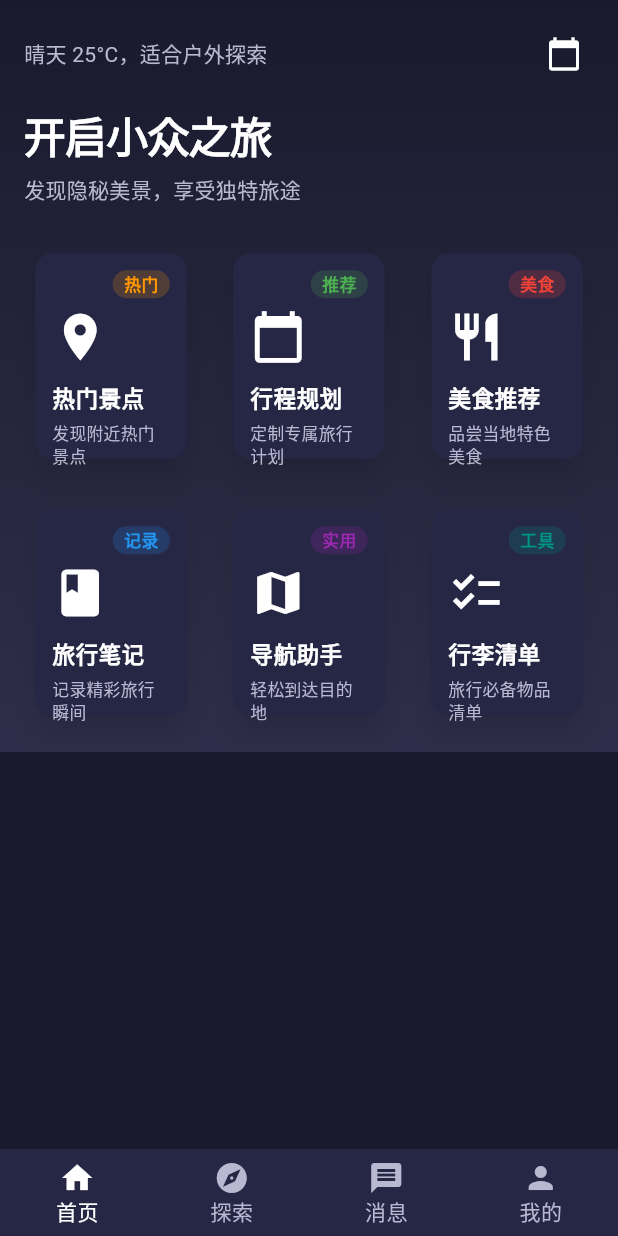
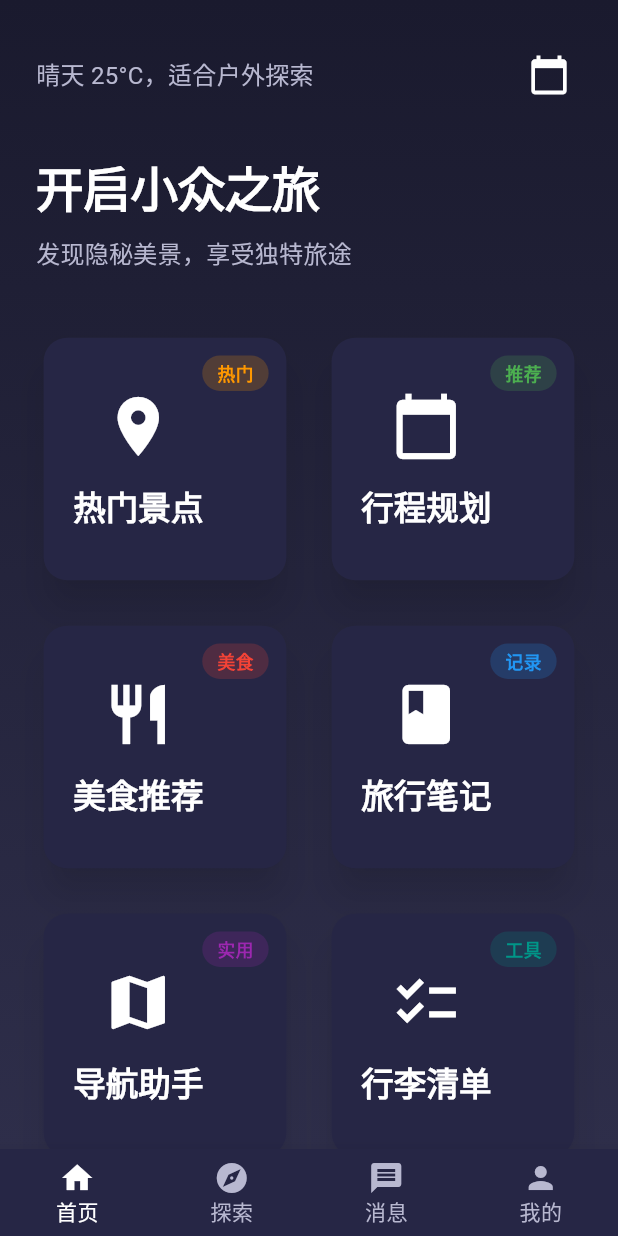
Before and after one commit to eternalcoder12/travel_joy, a Flutter app: the HomeScreen screen opened by its route, on a phone screen of 412 x 824 dp. Run offline on Flutter 3.47's test engine with Material 3 defaults, Android fonts, the phone set to English and light mode, and no system bars; our stand-ins replace shared_preferences; accounts and stored records are empty.

Commit message:
优化首页布局：改为2列设计，增加间距与卡片大小，简化内容使界面更大气

```diff
--- a/lib/screens/home/home_screen.dart
+++ b/lib/screens/home/home_screen.dart
@@ -76,52 +76,41 @@ class _HomeTabState extends State<_HomeTab> with TickerProviderStateMixin {
   List<Animation<Offset>>? _slideAnimations;
 
   // 悬浮效果动画值
-  double _hoverScale = 0.9;
+  double _hoverScale = 0.95;
 
   // 今日信息
   final String _todayInfo = "晴天 25°C，适合户外探索";
 
-  // 功能卡片数据
+  // 功能卡片数据 - 减少到6个主要功能
   final List<Map<String, dynamic>> _featureCards = [
     {
       'title': '热门景点',
       'icon': Icons.location_on,
-      'description': '发现附近热门景点',
       'tag': '热门',
       'tagColor': Colors.orange,
     },
     {
       'title': '行程规划',
       'icon': Icons.calendar_today,
-      'description': '定制专属旅行计划',
       'tag': '推荐',
       'tagColor': Colors.green,
     },
     {
       'title': '美食推荐',
       'icon': Icons.restaurant,
-      'description': '品尝当地特色美食',
       'tag': '美食',
       'tagColor': Colors.red,
     },
-    {
-      'title': '旅行笔记',
-      'icon': Icons.book,
-      'description': '记录精彩旅行瞬间',
-      'tag': '记录',
-      'tagColor': Colors.blue,
-    },
+    {'title': '旅行笔记', 'icon': Icons.book, 'tag': '记录', 'tagColor': Colors.blue},
     {
       'title': '导航助手',
       'icon': Icons.map,
-      'description': '轻松到达目的地',
       'tag': '实用',
       'tagColor': Colors.purple,
     },
     {
       'title': '行李清单',
       'icon': Icons.checklist,
-      'description': '旅行必备物品清单',
       'tag': '工具',
       'tagColor': Colors.teal,
     },
@@ -140,26 +129,26 @@ class _HomeTabState extends State<_HomeTab> with TickerProviderStateMixin {
     // 卡片滑入动画控制器
     _cardsAnimationController = AnimationController(
       vsync: this,
-      duration: const Duration(milliseconds: 600),
+      duration: const Duration(milliseconds: 800),
     );
 
     // 卡片悬浮动画控制器
     _hoverAnimationController = AnimationController(
       vsync: this,
-      duration: const Duration(milliseconds: 300),
+      duration: const Duration(milliseconds: 1500),
     );
 
     // 为每张卡片创建滑入动画，按顺序延迟显示
     _slideAnimations = List.generate(
       _featureCards.length,
       (index) =>
-          Tween<Offset>(begin: const Offset(0, 0.5), end: Offset.zero).animate(
+          Tween<Offset>(begin: const Offset(0, 0.3), end: Offset.zero).animate(
             CurvedAnimation(
               parent: _cardsAnimationController!,
               curve: Interval(
                 index * 0.1, // 每张卡片延迟0.1的时间
-                0.6 + index * 0.1,
-                curve: Curves.easeOutQuart,
+                0.7 + index * 0.05,
+                curve: Curves.easeOutQuint,
               ),
             ),
           ),
@@ -169,7 +158,7 @@ class _HomeTabState extends State<_HomeTab> with TickerProviderStateMixin {
     _hoverAnimationController!.addListener(() {
       if (mounted) {
         setState(() {
-          _hoverScale = 0.9 + (_hoverAnimationController!.value * 0.1);
+          _hoverScale = 0.95 + (_hoverAnimationController!.value * 0.05);
         });
       }
     });
@@ -177,7 +166,7 @@ class _HomeTabState extends State<_HomeTab> with TickerProviderStateMixin {
     // 启动动画
     _cardsAnimationController!.forward();
 
-    // 循环播放悬浮动画
+    // 循环播放悬浮动画 - 更平缓的动画
     _hoverAnimationController!.repeat(reverse: true);
   }
 
@@ -203,18 +192,23 @@ class _HomeTabState extends State<_HomeTab> with TickerProviderStateMixin {
       child: SafeArea(
         child: SingleChildScrollView(
           child: Padding(
-            padding: const EdgeInsets.all(16.0),
+            padding: const EdgeInsets.symmetric(
+              horizontal: 24.0,
+              vertical: 28.0,
+            ), // 增加边距，更加大气
             child: Column(
               crossAxisAlignment: CrossAxisAlignment.start,
               children: [
-                // 今日信息提醒
+                // 今日信息提醒 - 更宽松的布局
                 Row(
                   mainAxisAlignment: MainAxisAlignment.spaceBetween,
                   children: [
                     Expanded(
                       child: Text(
                         _todayInfo,
-                        style: Theme.of(context).textTheme.bodyMedium,
+                        style: Theme.of(context).textTheme.bodyMedium?.copyWith(
+                          fontSize: 16.0, // 增大字体
+                        ),
                       ),
                     ),
                     Material(
@@ -229,7 +223,7 @@ class _HomeTabState extends State<_HomeTab> with TickerProviderStateMixin {
                           child: Icon(
                             Icons.calendar_today,
                             color: AppTheme.iconColor,
-                            size: 24.0,
+                            size: 28.0, // 增大图标
                           ),
                         ),
                       ),
@@ -237,30 +231,35 @@ class _HomeTabState extends State<_HomeTab> with TickerProviderStateMixin {
                   ],
                 ),
 
-                const SizedBox(height: 16.0), // 今日信息与标题间距
-                // 标题
+                const SizedBox(height: 32.0), // 今日信息与标题间距增加
+                // 标题 - 更显眼
                 Text(
                   '开启小众之旅',
-                  style: Theme.of(context).textTheme.headlineMedium,
+                  style: Theme.of(context).textTheme.headlineMedium?.copyWith(
+                    fontSize: 32.0, // 增大标题字体
+                    fontWeight: FontWeight.bold,
+                  ),
                 ),
 
-                const SizedBox(height: 8.0), // 标题与副标题间距
+                const SizedBox(height: 12.0), // 标题与副标题间距增加
                 // 副标题
                 Text(
                   '发现隐秘美景，享受独特旅途',
-                  style: Theme.of(context).textTheme.bodyMedium,
+                  style: Theme.of(context).textTheme.bodyMedium?.copyWith(
+                    fontSize: 16.0, // 增大副标题字体
+                  ),
                 ),
 
-                const SizedBox(height: 24.0), // 副标题与卡片间距
-                // 功能卡片网格（3x2）
+                const SizedBox(height: 40.0), // 副标题与卡片间距增加
+                // 功能卡片网格（2x3）- 每行改为2个，让卡片更大
                 GridView.builder(
                   shrinkWrap: true,
                   physics: const NeverScrollableScrollPhysics(),
                   gridDelegate: const SliverGridDelegateWithFixedCrossAxisCount(
-                    crossAxisCount: 3,
-                    crossAxisSpacing: 16.0,
-                    mainAxisSpacing: 16.0,
-                    childAspectRatio: 0.75, // 使卡片垂直方向更长一些
+                    crossAxisCount: 2, // 改为2列
+                    crossAxisSpacing: 20.0, // 增加水平间距
+                    mainAxisSpacing: 20.0, // 增加垂直间距
+                    childAspectRatio: 1.0, // 正方形卡片，更大气
                   ),
                   itemCount: _featureCards.length,
                   itemBuilder: (context, index) {
@@ -268,7 +267,6 @@ class _HomeTabState extends State<_HomeTab> with TickerProviderStateMixin {
                       context: context,
                       title: _featureCards[index]['title'],
                       icon: _featureCards[index]['icon'],
-                      description: _featureCards[index]['description'],
                       tag: _featureCards[index]['tag'],
                       tagColor: _featureCards[index]['tagColor'],
                       animation: _slideAnimations?[index],
@@ -283,12 +281,11 @@ class _HomeTabState extends State<_HomeTab> with TickerProviderStateMixin {
     );
   }
 
-  // 方形功能卡片
+  // 方形功能卡片 - 简化设计，更加大气
   Widget _buildFeatureCard({
     required BuildContext context,
     required String title,
     required IconData icon,
-    required String description,
     required String tag,
     required Color tagColor,
     required Animation<Offset>? animation,
@@ -298,9 +295,9 @@ class _HomeTabState extends State<_HomeTab> with TickerProviderStateMixin {
       child: Transform.scale(
         scale: _hoverScale,
         child: Card(
-          elevation: 8.0,
+          elevation: 10.0, // 增加阴影
           shape: RoundedRectangleBorder(
-            borderRadius: BorderRadius.circular(12.0),
+            borderRadius: BorderRadius.circular(16.0), // 增大圆角
           ),
           color: AppTheme.cardColor,
           child: InkWell(
@@ -314,25 +311,50 @@ class _HomeTabState extends State<_HomeTab> with TickerProviderStateMixin {
                 ),
               );
             },
-            borderRadius: BorderRadius.circular(12.0),
+            borderRadius: BorderRadius.circular(16.0),
             splashColor: AppTheme.accentColor.withOpacity(0.3),
             highlightColor: AppTheme.accentColor.withOpacity(0.1),
-            child: Padding(
-              padding: const EdgeInsets.all(12.0),
+            child: Stack(
+              children: [
+                // 主要内容 - 居中放置图标和文字
+                Padding(
+                  padding: const EdgeInsets.all(20.0), // 增加内边距
                   child: Column(
-                crossAxisAlignment: CrossAxisAlignment.start,
+                    mainAxisAlignment: MainAxisAlignment.center,
                     children: [
-                  // 顶部标签
-                  Align(
-                    alignment: Alignment.topRight,
+                      // 图标
+                      Icon(
+                        icon,
+                        color: AppTheme.iconColor,
+                        size: 48.0, // 增大图标
+                      ),
+
+                      const SizedBox(height: 16.0), // 图标与文字间距增加
+                      // 标题
+                      Text(
+                        title,
+                        style: Theme.of(context).textTheme.titleLarge?.copyWith(
+                          fontWeight: FontWeight.bold,
+                          color: AppTheme.primaryTextColor,
+                        ),
+                        textAlign: TextAlign.center,
+                      ),
+                    ],
+                  ),
+                ),
+
+                // 右上角标签 - 使用圆角而非方形，更轻盈
+                Positioned(
+                  top: 12.0,
+                  right: 12.0,
                   child: Container(
                     padding: const EdgeInsets.symmetric(
-                        horizontal: 8.0,
-                        vertical: 2.0,
+                      horizontal: 10.0,
+                      vertical: 4.0,
                     ),
                     decoration: BoxDecoration(
                       color: tagColor.withOpacity(0.2),
-                        borderRadius: BorderRadius.circular(10.0),
+                      borderRadius: BorderRadius.circular(12.0),
                     ),
                     child: Text(
                       tag,
@@ -343,36 +365,7 @@ class _HomeTabState extends State<_HomeTab> with TickerProviderStateMixin {
                     ),
                   ),
                 ),
-
-                  const SizedBox(height: 8.0),
-
-                  // 图标
-                  Icon(icon, color: AppTheme.iconColor, size: 40.0),
-
-                  const SizedBox(height: 12.0),
-
-                  // 标题
-                  Text(
-                    title,
-                    style: Theme.of(context).textTheme.labelLarge,
-                    maxLines: 1,
-                    overflow: TextOverflow.ellipsis,
-                  ),
-
-                  const SizedBox(height: 4.0),
-
-                  // 描述
-                  Text(
-                    description,
-                    style: Theme.of(context).textTheme.bodyMedium?.copyWith(
-                      color: AppTheme.secondaryTextColor,
-                      fontSize: 12.0,
-                    ),
-                    maxLines: 2,
-                    overflow: TextOverflow.ellipsis,
-                  ),
               ],
-              ),
             ),
           ),
         ),
```
Lines whose indentation alone changed are shown as unchanged.
